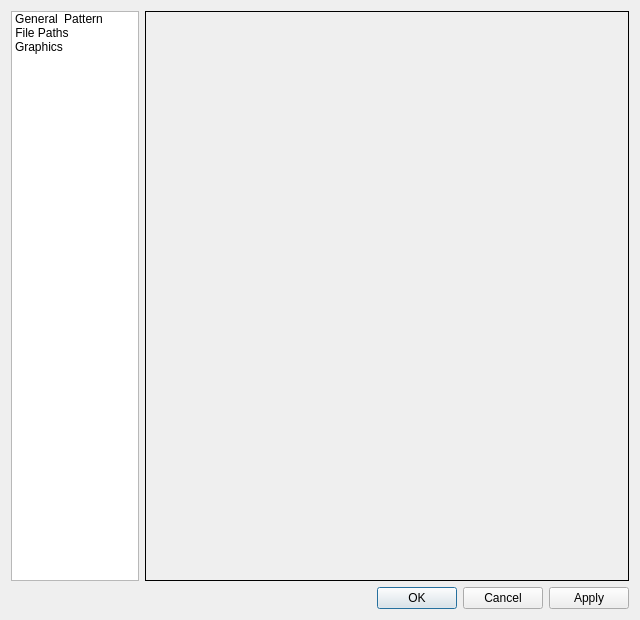
The window that src/app/seamly2d/dialogs/dialogpreferences.ui (FashionFreedom/Seamly2D) describes before a commit, drawn with Qt 5.
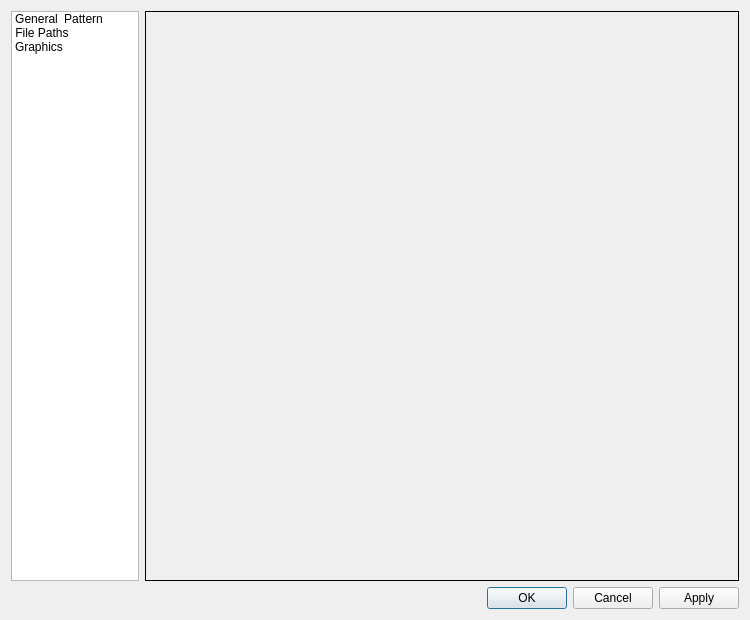
The same window after the commit. Icons and pictures are not drawn.

```diff
--- a/src/app/seamly2d/dialogs/dialogpreferences.ui
+++ b/src/app/seamly2d/dialogs/dialogpreferences.ui
@@ -6,7 +6,7 @@
    <rect>
     <x>0</x>
     <y>0</y>
-    <width>640</width>
+    <width>750</width>
     <height>620</height>
    </rect>
   </property>
@@ -24,7 +24,7 @@
   </property>
   <property name="maximumSize">
    <size>
-    <width>640</width>
+    <width>800</width>
     <height>620</height>
    </size>
   </property>
```
